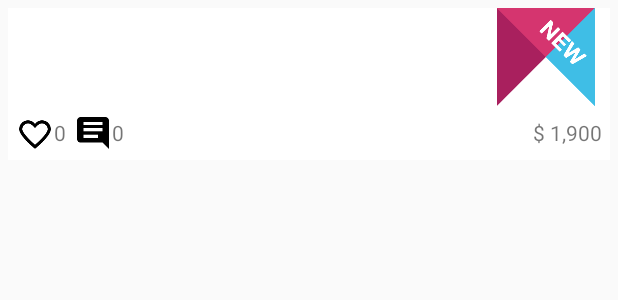
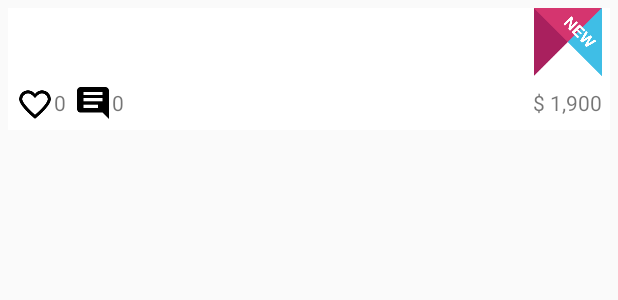
Before and after one commit to chanyaz/RecyclerViewListDefault, an Android app: the layout view_single_item.xml on its own in the app's theme, with its tools: preview values and no code run, on a phone screen of 412 x 824 dp. Shown: the top 300 px of the screen. Run offline under Robolectric (Android 15) with nearby library versions, the phone set to English and light mode, and no system bars; plain views replace SimpleDraweeView.

Commit message:
newバッジのサイズを調節した

```diff
--- a/app/src/main/res/layout/view_single_item.xml
+++ b/app/src/main/res/layout/view_single_item.xml
@@ -31,8 +31,7 @@
             android:id="@+id/newBadge"
             android:src="@drawable/new_badge"
             android:layout_gravity="end"
-            android:layout_marginLeft="10dp"
-            android:layout_marginRight="10dp"
+            android:layout_marginRight="5dp"
             android:layout_width="@dimen/item_tile_badge_size"
             android:layout_height="@dimen/item_tile_badge_size"/>
 
--- a/app/src/main/res/values/dimens.xml
+++ b/app/src/main/res/values/dimens.xml
@@ -3,7 +3,7 @@
     <dimen name="item_label_padding">5dp</dimen>
     <dimen name="item_tile_ic_size">25dp</dimen>
     <dimen name="item_tile_margin">5dp</dimen>
-    <dimen name="item_tile_badge_size">65dp</dimen>
+    <dimen name="item_tile_badge_size">45dp</dimen>
     <dimen name="item_description_margin">5dp</dimen>
     <dimen name="toolbar_ic_size">35dp</dimen>
     <dimen name="toolbar_ic_margin">7dp</dimen>
```
